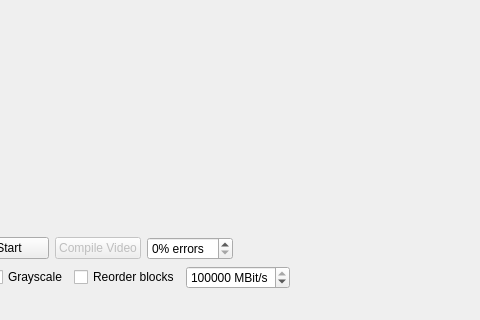
snikulov/vidstream, file Corrupt/mainwindow.ui: the form before one commit; both pictures show x 130 to 610 and y 203 to 523 of the 893 by 523 pixel window.
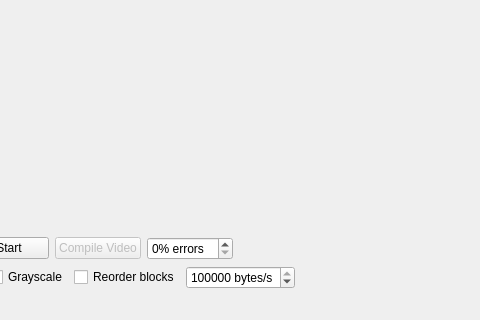
The form after the commit.

Diff of the .ui file:
```diff
--- a/Corrupt/mainwindow.ui
+++ b/Corrupt/mainwindow.ui
@@ -121,7 +121,7 @@
       <item>
        <widget class="QSpinBox" name="bandwidthSpinBox">
         <property name="suffix">
-         <string> MBit/s</string>
+         <string> bytes/s</string>
         </property>
         <property name="minimum">
          <number>1</number>
```
